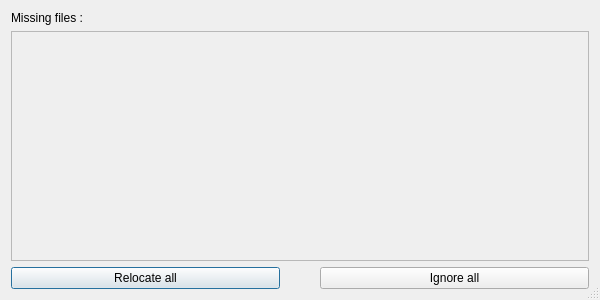
ForestierL/ihm, file checkingwindow.ui: the form before one commit.
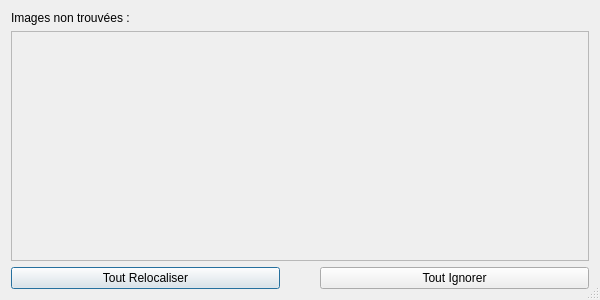
The form after the commit.

Commit message: Boutons relocaliser liés

The edit to the form file:
```diff
--- a/checkingwindow.ui
+++ b/checkingwindow.ui
@@ -31,7 +31,7 @@
      <item>
       <widget class="QLabel" name="label">
        <property name="text">
-        <string>Missing files :</string>
+        <string>Images non trouvées :</string>
        </property>
       </widget>
      </item>
@@ -72,14 +72,14 @@
        <item>
         <widget class="QPushButton" name="pushButton">
          <property name="text">
-          <string>Relocate all</string>
+          <string>Tout Relocaliser</string>
          </property>
         </widget>
        </item>
        <item>
         <widget class="QPushButton" name="pushButton_2">
          <property name="text">
-          <string>Ignore all</string>
+          <string>Tout Ignorer</string>
          </property>
         </widget>
        </item>
```
Left out of the diff: 14 changed lines with no effect on the pictures. The commit also changes 5 other files.
